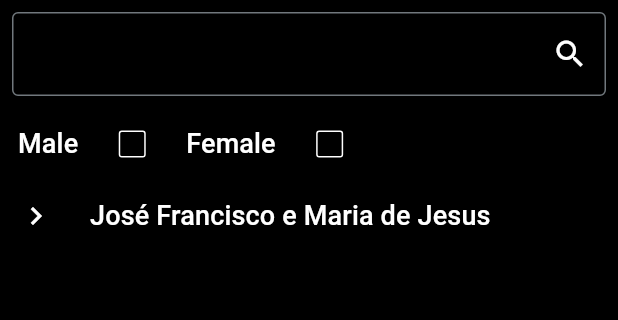
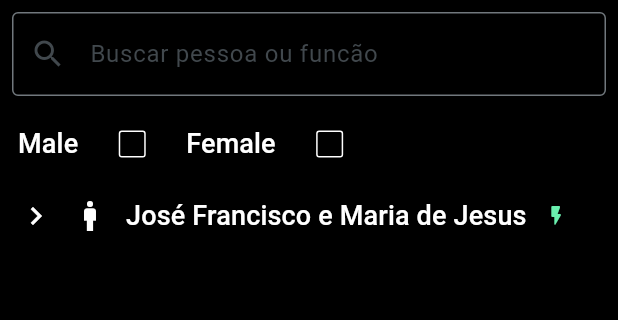
Before and after one commit to AndreDrummer/tree-view, a Flutter app: the screen it shows after launch, on a phone screen of 412 x 824 dp, the part 96-416 px from its top. Run offline on Flutter 3.47's test engine with Material 3 defaults, Android fonts, the phone set to English and light mode, and no system bars.

Commit message:
adding icons to the node row

```diff
--- a/lib/core/data/person.dart
+++ b/lib/core/data/person.dart
@@ -7,180 +7,210 @@ final data = [
     id: 1,
     name: "José Francisco e Maria de Jesus",
     gender: PersonGender.male,
+    fat: false,
   ),
   Person(
     id: 2,
     name: "Edna Jesus",
     gender: PersonGender.female,
     parentId: 1,
+    fat: false,
   ),
   Person(
     id: 7,
     gender: PersonGender.male,
     name: "André",
     parentId: 2,
+    fat: false,
   ),
   Person(
     gender: PersonGender.male,
     name: "Liu Kang",
     parentId: 7,
     id: 18,
+    fat: false,
   ),
   Person(
     gender: PersonGender.female,
     name: "Scottie",
     parentId: 7,
     id: 19,
+    fat: false,
   ),
   Person(
     gender: PersonGender.female,
     name: "Ana",
     parentId: 2,
     id: 8,
+    fat: false,
   ),
   Person(
     gender: PersonGender.male,
     name: "Alisson",
     parentId: 2,
     id: 9,
+    fat: true,
   ),
   Person(
     gender: PersonGender.male,
     parentId: 9,
     name: "Luke",
     id: 20,
+    fat: false,
   ),
   Person(
     gender: PersonGender.female,
     name: "Erika Jesus",
     parentId: 1,
     id: 3,
+    fat: false,
   ),
   Person(
     gender: PersonGender.male,
     parentId: 3,
     name: "Erik",
     id: 10,
+    fat: false,
   ),
   Person(
     gender: PersonGender.female,
     name: "Evellyn",
     parentId: 3,
     id: 11,
+    fat: false,
   ),
   Person(
     gender: PersonGender.female,
     name: "Romeu e Julieta",
     parentId: 11,
     id: 12,
+    fat: false,
   ),
   Person(
     gender: PersonGender.male,
     name: "Cuxurrin 1",
     parentId: 11,
     id: 13,
+    fat: false,
   ),
   Person(
     gender: PersonGender.female,
     name: "Cuxurrin 2",
     parentId: 11,
     id: 14,
+    fat: true,
   ),
   Person(
     gender: PersonGender.male,
     name: "Cuxurrin 3",
     parentId: 11,
     id: 15,
+    fat: false,
   ),
   Person(
     gender: PersonGender.female,
     name: "Cuxurrin 4",
     parentId: 11,
     id: 16,
+    fat: true,
   ),
   Person(
     gender: PersonGender.male,
     name: "Cuxurrin 5",
     parentId: 11,
     id: 17,
+    fat: false,
   ),
   Person(
     gender: PersonGender.male,
     name: "Everthon",
     parentId: 3,
     id: 21,
+    fat: false,
   ),
   Person(
     gender: PersonGender.male,
     name: "Edson Jesus",
     parentId: 1,
     id: 4,
+    fat: true,
   ),
   Person(
     gender: PersonGender.male,
     name: "Wadson Jesus",
     parentId: 4,
     id: 22,
+    fat: false,
   ),
   Person(
     gender: PersonGender.male,
     parentId: 22,
     name: "Bruno",
     id: 23,
+    fat: true,
   ),
   Person(
     gender: PersonGender.female,
     name: "Mariah",
     parentId: 4,
     id: 24,
+    fat: false,
   ),
   Person(
     gender: PersonGender.male,
     name: "Eudes Jesus",
     parentId: 1,
     id: 5,
+    fat: false,
   ),
   Person(
     gender: PersonGender.female,
     name: "Hélida Jesus",
     parentId: 1,
     id: 6,
+    fat: true,
   ),
   Person(
     gender: PersonGender.male,
     name: "César",
     parentId: 6,
     id: 25,
+    fat: false,
   ),
   Person(
     gender: PersonGender.male,
     name: "Silas",
     parentId: 6,
     id: 26,
+    fat: true,
   ),
   Person(
     gender: PersonGender.male,
     name: "Ricardo Jesus",
     parentId: 1,
     id: 50,
+    fat: false,
   ),
   Person(
     gender: PersonGender.male,
     name: "Child 1 of Ricardo",
     parentId: 50,
     id: 51,
+    fat: false,
   ),
   Person(
     gender: PersonGender.female,
     name: "Child 2 of Ricardo",
     parentId: 50,
     id: 52,
+    fat: false,
   ),
   Person(
     name: "Child 3 of Ricardo",
     parentId: 52,
     gender: PersonGender.male,
     id: 53,
+    fat: true,
   ),
   Person(
     gender: PersonGender.female,
@@ -193,48 +223,56 @@ final data = [
     gender: PersonGender.male,
     parentId: 54,
     id: 55,
+    fat: true,
   ),
   Person(
     id: 56,
     name: "Grandchild 3 of Ricardo",
     gender: PersonGender.male,
     parentId: 55,
+    fat: true,
   ),
   Person(
     name: "Grandchild 1 of Grandchild 1",
     gender: PersonGender.male,
     parentId: 56,
     id: 57,
+    fat: true,
   ),
   Person(
     gender: PersonGender.female,
     name: "Grandchild 2 of Grandchild 1",
     parentId: 57,
     id: 58,
+    fat: true,
   ),
   Person(
     name: "Grandchild 3 of Grandchild 1",
     gender: PersonGender.male,
     parentId: 58,
     id: 59,
+    fat: false,
   ),
   Person(
     gender: PersonGender.female,
     name: "Grandchild 1 of Grandchild 2",
     parentId: 59,
     id: 60,
+    fat: true,
   ),
   Person(
     name: "Grandchild 2 of Grandchild 2",
     gender: PersonGender.male,
     parentId: 60,
     id: 61,
+    fat: true,
   ),
   Person(
     name: "Grandchild 3 of Grandchild 2",
     gender: PersonGender.female,
     parentId: 61,
     id: 62,
+    fat: true,
   ),
   Person(
     name: "Grandchild 1 of Grandchild 3",
@@ -247,6 +285,7 @@ final data = [
     gender: PersonGender.female,
     parentId: 63,
     id: 64,
+    fat: true,
   ),
   Person(
     name: "Grandchild 3 of Grandchild 3",
@@ -259,6 +298,7 @@ final data = [
     gender: PersonGender.female,
     parentId: 65,
     id: 66,
+    fat: true,
   ),
   Person(
     name: "Grandchild 4 of Grandchild 2",
@@ -271,6 +311,7 @@ final data = [
     gender: PersonGender.female,
     parentId: 67,
     id: 68,
+    fat: true,
   ),
   Person(
     name: "Child 19 of Ricardo",
@@ -283,5 +324,6 @@ final data = [
     gender: PersonGender.female,
     parentId: 69,
     id: 70,
+    fat: true,
   ),
 ];
--- a/lib/core/models/person.dart
+++ b/lib/core/models/person.dart
@@ -6,14 +6,19 @@ class Person extends TOString {
   PersonGender gender;
   int? parentId;
   String name;
+  bool fat;
   int id;
 
   Person({
     this.gender = PersonGender.male,
     required this.name,
     required this.id,
+    this.fat = false,
     this.parentId,
   });
+
+  bool get female => gender == PersonGender.female;
+  bool get male => gender == PersonGender.male;
 
   @override
   String toString() {
--- a/lib/features/assets/controller/assets_controller.dart
+++ b/lib/features/assets/controller/assets_controller.dart
@@ -15,6 +15,8 @@ class AssetsController with ChangeNotifier {
   static Node<Person> _root = _originalRoot;
 
   Node<Person> get root => _root;
+
+  bool get hasData => root.id != -1;
 
   void _setRoot(Node<Person> node) {
     _root = node;
--- a/lib/features/assets/widgets/data_view.dart
+++ b/lib/features/assets/widgets/data_view.dart
@@ -115,7 +115,8 @@ class _DataViewState extends State<DataView> {
               ),
               floatingActionButton: AnimatedOpacity(
                 duration: Durations.extralong4,
-                opacity: controller.isFilteringByAny ? 1 : 0,
+                opacity:
+                    controller.isFilteringByAny && controller.hasData ? 1 : 0,
                 child: FloatingActionButton(
                   onPressed: scrollToTheBeginningOfData,
                   child: const Icon(Icons.arrow_upward_rounded),
--- a/lib/features/assets/widgets/input_search.dart
+++ b/lib/features/assets/widgets/input_search.dart
@@ -1,9 +1,17 @@
 import 'package:flutter/material.dart';
 
 class InputSearch extends StatefulWidget {
-  const InputSearch({super.key, required this.color, this.search});
+  const InputSearch({
+    super.key,
+    required this.color,
+    this.hintTextColor,
+    this.hintText,
+    this.search,
+  });
 
   final Function(String)? search;
+  final Color? hintTextColor;
+  final String? hintText;
   final Color color;
 
   @override
@@ -19,13 +27,11 @@ class _InputSearchState extends State<InputSearch> {
     super.initState();
   }
 
-  void onInputIconPressed() {
-    if (_textEditingController.text.isNotEmpty) {
-      setState(() {
-        _textEditingController.clear();
-      });
-      widget.search?.call("");
-    }
+  void clear() {
+    setState(() {
+      _textEditingController.clear();
+    });
+    widget.search?.call("");
   }
 
   @override
@@ -46,11 +52,17 @@ class _InputSearchState extends State<InputSearch> {
         textCapitalization: TextCapitalization.sentences,
         textInputAction: TextInputAction.search,
         decoration: InputDecoration(
-          suffixIcon: IconButton(
-            onPressed: onInputIconPressed,
-            icon: Icon(
-              _textEditingController.text.isEmpty ? Icons.search : Icons.close,
-              color: widget.color,
+          hintStyle: TextStyle(color: widget.hintTextColor),
+          hintText: widget.hintText,
+          prefixIcon: Visibility(
+            visible: _textEditingController.text.isEmpty,
+            child: const Icon(Icons.search),
+          ),
+          suffixIcon: Visibility(
+            visible: _textEditingController.text.isNotEmpty,
+            child: IconButton(
+              onPressed: clear,
+              icon: const Icon(Icons.close),
             ),
           ),
           border: OutlineInputBorder(
--- a/lib/features/assets/widgets/node_row.dart
+++ b/lib/features/assets/widgets/node_row.dart
@@ -3,11 +3,15 @@ import 'package:flutter/material.dart';
 import 'package:tree_view/core/models/person.dart';
 
 class NodeRow extends StatelessWidget {
-  const NodeRow(this.item,
-      {this.onPressed, super.key, this.darkModeIsON = true});
+  const NodeRow(
+    this.node, {
+    this.onPressed,
+    super.key,
+    this.darkModeIsON = true,
+  });
 
   final void Function()? onPressed;
-  final Node<Person> item;
+  final Node<Person> node;
   final bool darkModeIsON;
 
   @override
@@ -16,23 +20,48 @@ class NodeRow extends StatelessWidget {
 
     return Row(
       children: [
-        IconButton(
-          onPressed: onPressed,
-          icon: Icon(
-            item.children!.isEmpty || !item.expanded
-                ? Icons.keyboard_arrow_right_outlined
-                : Icons.keyboard_arrow_down,
-            color: color,
+        Visibility(
+          visible: node.hasChildren,
+          replacement: Container(
+            color: darkModeIsON ? Colors.white24 : Colors.black12,
+            height: 1,
+            width: 49,
+          ),
+          child: IconButton(
+            onPressed: onPressed,
+            icon: Icon(
+              node.children!.isEmpty || !node.expanded
+                  ? Icons.keyboard_arrow_right_outlined
+                  : Icons.keyboard_arrow_down,
+              color: color,
+            ),
           ),
         ),
+        prefixIcon(color),
         TextButton(
           onPressed: onPressed,
           child: Text(
-            "${item.data?.name}",
+            "${node.data?.name}",
             style: TextStyle(color: color, fontSize: 18),
           ),
         ),
+        suffixIcon(context),
       ],
     );
   }
+
+  Widget suffixIcon(BuildContext context) {
+    final fat = node.data?.fat ?? false;
+    final IconData icon = fat ? Icons.lens_rounded : Icons.flash_on_rounded;
+    final iconColor = fat ? Colors.redAccent : Colors.greenAccent;
+
+    return Icon(icon, color: iconColor, size: fat ? 8 : 16);
+  }
+
+  Widget prefixIcon(Color prefixIconColor) {
+    final male = node.data?.male ?? false;
+    final IconData icon = male ? Icons.man_outlined : Icons.woman_outlined;
+
+    return Icon(icon, color: prefixIconColor);
+  }
 }
--- a/lib/features/assets/widgets/search_header.dart
+++ b/lib/features/assets/widgets/search_header.dart
@@ -13,8 +13,8 @@ class SearchHeader extends StatelessWidget {
 
   @override
   Widget build(BuildContext context) {
+    final headerBackgroundColor = darkModeIsON ? Colors.black : Colors.white;
     final elementsColor = darkModeIsON ? Colors.white : Colors.black;
-    final headerBackgroundColor = darkModeIsON ? Colors.black : Colors.white;
 
     return Consumer<HomeController>(
       builder: (context, homeController, _) {
@@ -26,6 +26,7 @@ class SearchHeader extends StatelessWidget {
                 children: [
                   InputSearch(
                     search: controller.searchByText,
+                    hintText: 'Buscar pessoa ou funcão',
                     color: elementsColor,
                   ),
                   Row(
--- a/lib/features/assets/widgets/tree_view.dart
+++ b/lib/features/assets/widgets/tree_view.dart
@@ -42,7 +42,7 @@ class TreeView extends StatelessWidget {
       builder: (context, homeController, _) {
         return Consumer<AssetsController>(
           builder: (context, controller, _) {
-            return node.id == -1
+            return !controller.hasData
                 ? const SizedBox.shrink()
                 : HorizontalScroll(
                     horizontalController: horizontalController,
```
